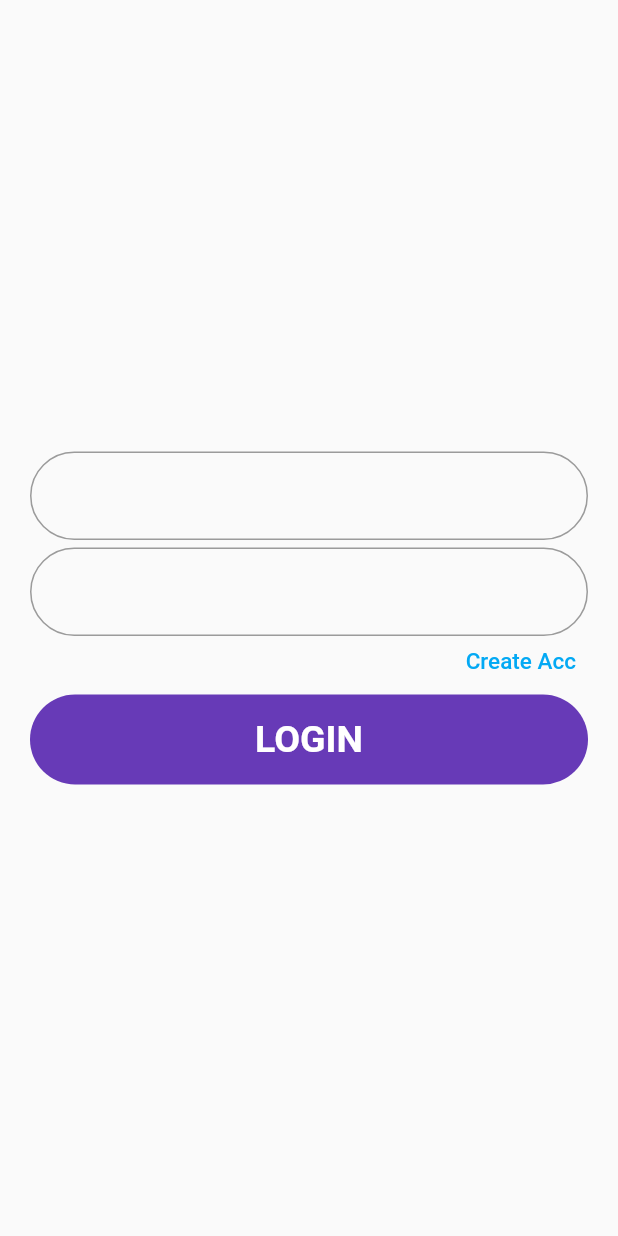
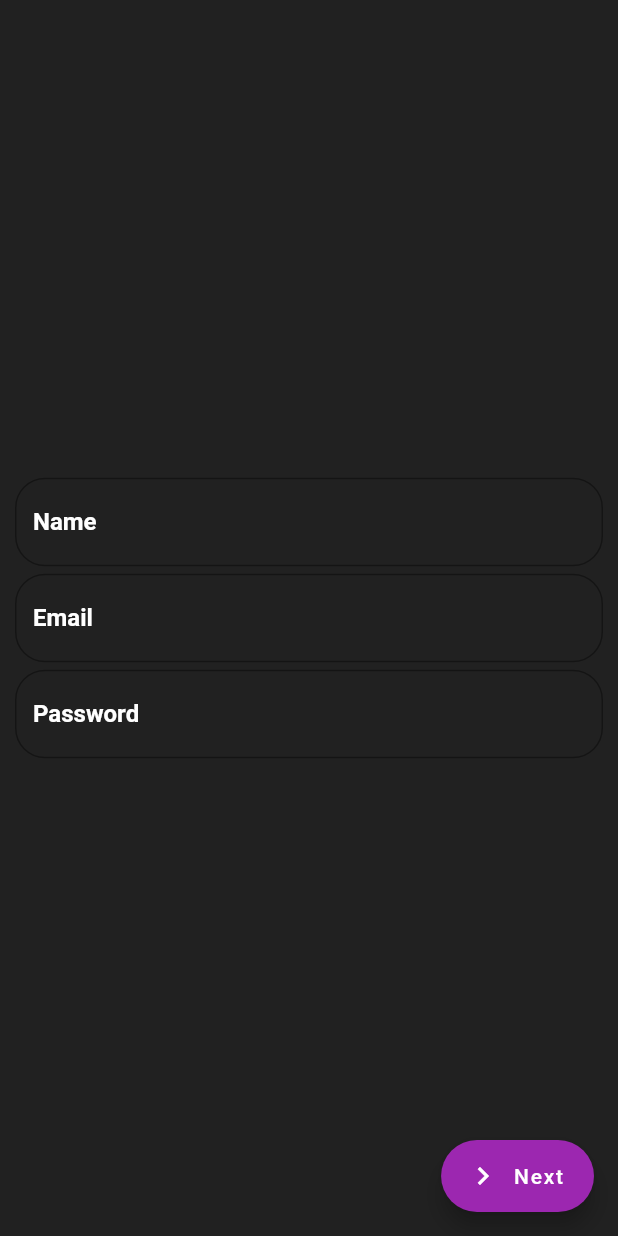
Before and after one commit to manosanjay-g/socod, a Flutter app: the screen it shows after launch, after a tap on "Create Acc", on a phone screen of 412 x 824 dp. Run offline on Flutter 3.47's test engine with Material 2 defaults, Android fonts, the light colour scheme and no system bars.

Commit message:
working on creating acc

```diff
--- a/client/socod/lib/pages/Login.dart
+++ b/client/socod/lib/auths/Login.dart
@@ -1,4 +1,5 @@
 import 'package:flutter/material.dart';
+import 'package:socod/auths/createacc.dart';
 
 class Login extends StatefulWidget {
   const Login({Key? key}) : super(key: key);
@@ -15,6 +16,7 @@ class _LoginState extends State<Login> {
       body: Container(
         height: MediaQuery.of(context).size.height,
         width: MediaQuery.of(context).size.width,
+        color: Colors.grey[900],
         padding: EdgeInsets.fromLTRB(20, 0, 20, 0),
         child: Form(
           key: _formKey,
@@ -23,15 +25,24 @@ class _LoginState extends State<Login> {
             children: [
               TextFormField(
                 decoration: InputDecoration(
+                  hintText: 'Email',
+                    hintStyle: TextStyle(color: Colors.white, fontWeight: FontWeight.bold),
                     border: OutlineInputBorder(
+                      borderSide: BorderSide(
+                        width: 0.0,
+                      ),
                         borderRadius: BorderRadius.circular(30.0))),
               ),
-             const SizedBox(
+              const SizedBox(
                 height: 5,
               ),
               TextFormField(
                 decoration: InputDecoration(
+                    hintText: 'Password',
+                    hintStyle: TextStyle(color: Colors.white, fontWeight: FontWeight.bold),
                     border: OutlineInputBorder(
+                        borderSide: BorderSide(color: Colors.white),
+
                         borderRadius: BorderRadius.circular(30.0))),
               ),
               Padding(
@@ -39,17 +50,20 @@ class _LoginState extends State<Login> {
                 child: Align(
                     alignment: Alignment.centerRight,
                     child: GestureDetector(
-                      onTap: (){},
-                      child:const Text(
+                      onTap: () {
+                        Navigator.push(context, MaterialPageRoute(builder: (context)=>const CreateAccount()));
+                      },
+                      child: const Text(
                         "Create Acc",
                         style: TextStyle(
-                            fontSize: 15,
-                            fontWeight: FontWeight.w500,
-                            color: Colors.lightBlue),
+                          fontSize: 15,
+                          fontWeight: FontWeight.w500,
+                          color: Colors.purple,
+                        ),
                       ),
                     )),
               ),
-             const SizedBox(
+              const SizedBox(
                 height: 5,
               ),
               Container(
@@ -57,9 +71,9 @@ class _LoginState extends State<Login> {
                 width: MediaQuery.of(context).size.width,
                 alignment: Alignment.center,
                 decoration: BoxDecoration(
-                    color: Colors.deepPurple,
+                    color: Colors.purple,
                     borderRadius: BorderRadius.circular(30.0)),
-                child:const Text(
+                child: const Text(
                   "LOGIN",
                   style: TextStyle(
                       color: Colors.white,
--- /dev/null
+++ b/client/socod/lib/auths/createacc.dart
@@ -0,0 +1,62 @@
+import "package:flutter/material.dart";
+
+import "../consts/textFields.dart";
+
+class CreateAccount extends StatefulWidget {
+  const CreateAccount({Key? key}) : super(key: key);
+
+  @override
+  State<CreateAccount> createState() => _CreateAccountState();
+}
+
+class _CreateAccountState extends State<CreateAccount> {
+  @override
+  Widget build(BuildContext context) {
+    return Scaffold(
+      floatingActionButton: FloatingActionButton.extended(onPressed: (){}, label: Text("Next"), icon: Icon(Icons.chevron_right),),
+      body: Container(
+        color: Textfields.bgColor,
+        height: MediaQuery.of(context).size.height,
+        width: MediaQuery.of(context).size.width,
+        padding: EdgeInsets.fromLTRB(10, 0, 10, 0),
+        child: Column(
+          mainAxisAlignment: MainAxisAlignment.center,
+
+          children: [
+            TextFormField(
+              decoration: InputDecoration(
+                  hintText: "Name",
+                  hintStyle: Textfields.texthintsytle,
+                  border: OutlineInputBorder(
+                  borderRadius: BorderRadius.circular(20)
+                )
+              ),
+            ),
+           const SizedBox(height: 5,),
+            TextFormField(
+              decoration: InputDecoration(
+                hintText: "Email",
+                  hintStyle: Textfields.texthintsytle,
+
+                  border: OutlineInputBorder(
+                      borderRadius: BorderRadius.circular(20)
+                  )
+              ),
+            ),
+            const SizedBox(height: 5,),
+            TextFormField(
+              decoration: InputDecoration(
+                  hintText: "Password",
+                  hintStyle: Textfields.texthintsytle,
+
+                  border: OutlineInputBorder(
+                      borderRadius: BorderRadius.circular(20)
+                  )
+              ),
+            ),
+          ],
+        ),
+      ),
+    );
+  }
+}
--- /dev/null
+++ b/client/socod/lib/consts/textFields.dart
@@ -0,0 +1,6 @@
+import 'package:flutter/material.dart';
+
+class Textfields{
+  static var texthintsytle = TextStyle(color: Colors.white, fontWeight: FontWeight.bold);
+  static var bgColor = Colors.grey[900];
+}
--- a/client/socod/lib/main.dart
+++ b/client/socod/lib/main.dart
@@ -1,5 +1,5 @@
 import 'package:flutter/material.dart';
-import 'package:socod/pages/Login.dart';
+import 'package:socod/auths/Login.dart';
 
 void main() {
   runApp(const MyApp());
@@ -12,10 +12,10 @@ class MyApp extends StatelessWidget {
   @override
   Widget build(BuildContext context) {
     return MaterialApp(
-      title: 'Flutter Demo',
+      debugShowCheckedModeBanner: false,
       theme: ThemeData(
-
-        primarySwatch: Colors.blue,
+        scaffoldBackgroundColor: const Color(0xFFEFEFEF),
+        primarySwatch: Colors.purple,
       ),
       home: const Login(),
     );
```
